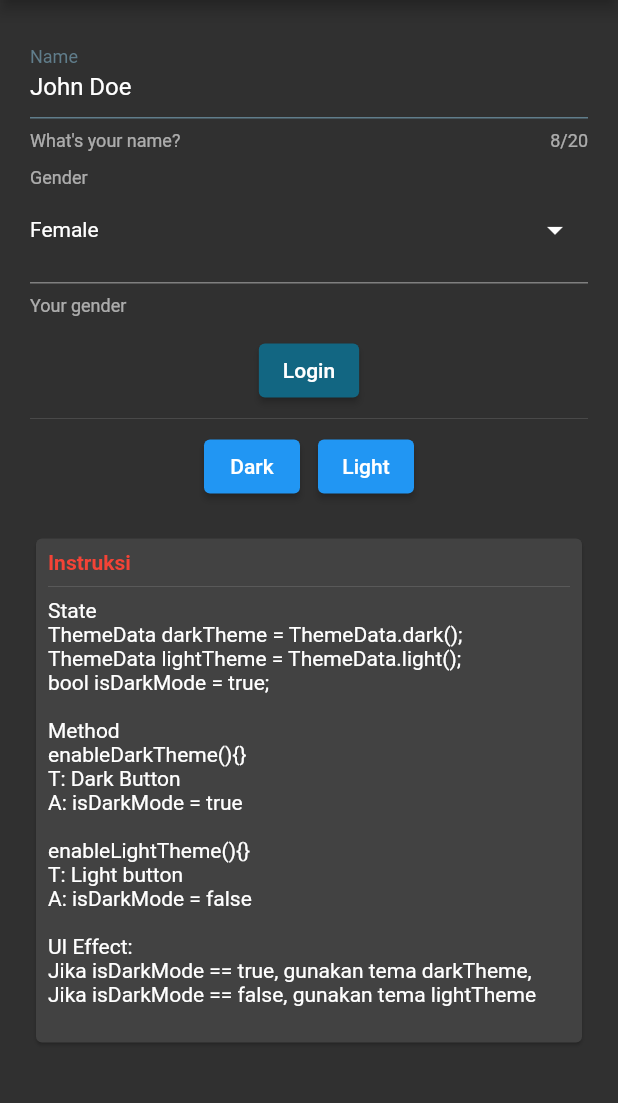
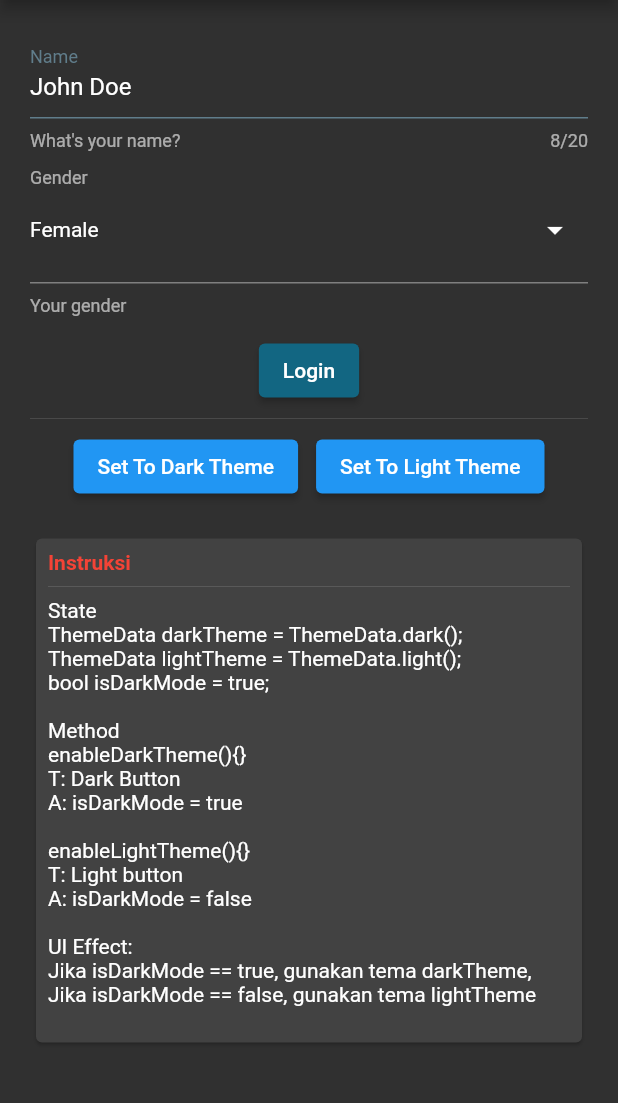
Before and after one commit to lypsisrudiansyah/flutter_exercise1002, a Flutter app: the ThemeView screen opened directly, on a phone screen of 412 x 824 dp, the part 84-1187 px from its top. Run offline on Flutter 3.47's test engine with Material 2 defaults, Android fonts, the phone set to English and light mode, and no system bars; our stand-ins replace google_fonts, shared_preferences; accounts and stored records are empty.

Commit message:
🐛 fix(theme_controller.dart): fix variable name 'theTheme' to 'currentTheme' ✨ feat(theme_controller.dart): add support for enabling light and dark themes 🚧 chore(widget_test.dart): add logging for last done requirement in tasks

```diff
--- a/lib/module/case/theme/controller/theme_controller.dart
+++ b/lib/module/case/theme/controller/theme_controller.dart
@@ -5,6 +5,10 @@ import '../view/theme_view.dart';
 class ThemeController extends State<ThemeView> {
   static late ThemeController instance;
   late ThemeView view;
+  bool isDarkMode = true;
+  ThemeData darkTheme = ThemeData.dark();
+  ThemeData lightTheme = ThemeData.light();
+  ThemeData theTheme = ThemeData.dark();
 
   @override
   void initState() {
@@ -17,4 +21,18 @@ class ThemeController extends State<ThemeView> {
 
   @override
   Widget build(BuildContext context) => widget.build(context, this);
+
+
+  void enableLightTheme() {
+    isDarkMode = false;
+    theTheme = lightTheme;
+    setState(() {});
+  }
+
+  void enableDarkTheme() {
+    theTheme = darkTheme;
+    isDarkMode = true;
+    setState(() {});
+  }
+
 }
--- a/lib/module/case/theme/view/theme_view.dart
+++ b/lib/module/case/theme/view/theme_view.dart
@@ -9,7 +9,7 @@ class ThemeView extends StatefulWidget {
     controller.view = this;
 
     return Theme(
-      data: ThemeData.dark(),
+      data: controller.theTheme,
       child: Scaffold(
         appBar: AppBar(
           title: Text(toString()),
@@ -131,15 +131,15 @@ class ThemeView extends StatefulWidget {
                   mainAxisAlignment: MainAxisAlignment.center,
                   children: [
                     ElevatedButton(
-                      onPressed: () {},
-                      child: const Text("Dark"),
+                      onPressed: () => controller.enableDarkTheme(),
+                      child: const Text("Set To Dark Theme"),
                     ),
                     const SizedBox(
                       width: 12.0,
                     ),
                     ElevatedButton(
-                      onPressed: () {},
-                      child: const Text("Light"),
+                      onPressed: () => controller.enableLightTheme(),
+                      child: const Text("Set To Light Theme"),
                     ),
                   ],
                 ),
```
Also changed, not shown: 1 other file.
